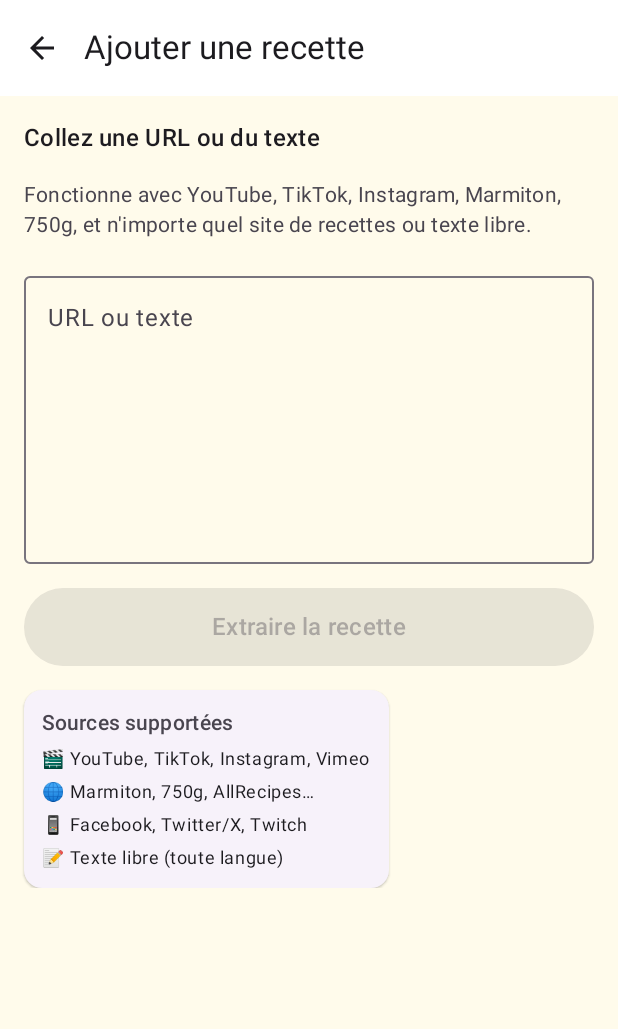
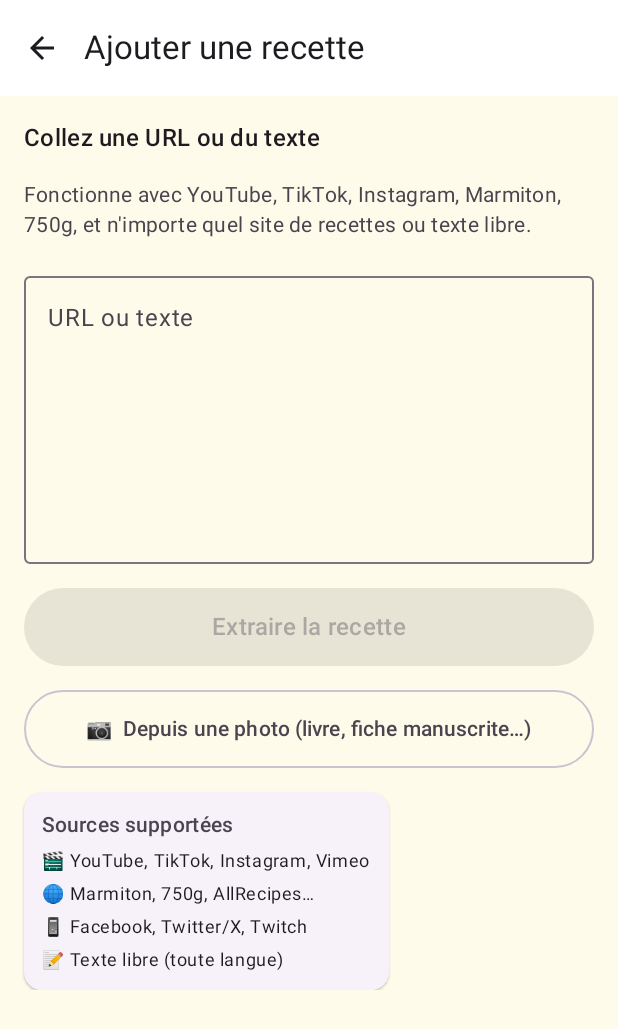
Before and after one commit to lguerard/popote, an Android app built with Jetpack Compose: the composable AddRecipeScreen shown on its own in the app's theme, on a phone screen of 412 x 824 dp. Shown: the top 1029 px of the screen. Run offline under Robolectric (Android 15) with nearby library versions, the phone set to English and light mode, and no system bars.

Commit message:
feat(android): import a recipe from a photo
Same as the website's photo import: pick a picture (cookbook page,
handwritten card…) and the server reads it by OCR.

Co-Authored-By: Claude Opus 5.5 <noreply@anthropic.com>
Claude-Session: https://claude.ai/code/session_01VxDePcGSueAFvAtJjoWvn4

```diff
--- a/android/app/src/main/java/com/popote/data/PopoteApi.kt
+++ b/android/app/src/main/java/com/popote/data/PopoteApi.kt
@@ -29,6 +29,10 @@ interface PopoteApi {
 
     @POST("api/extract")
     suspend fun extract(@Body body: ExtractionRequest): ExtractionResponse
+
+    @Multipart
+    @POST("api/extract/image")
+    suspend fun extractImage(@Part file: okhttp3.MultipartBody.Part): ExtractionResponse
 
     @GET("api/tasks/{id}")
     suspend fun getTask(@Path("id") id: String): Recipe
--- a/android/app/src/main/java/com/popote/ui/screens/AddRecipeScreen.kt
+++ b/android/app/src/main/java/com/popote/ui/screens/AddRecipeScreen.kt
@@ -1,5 +1,7 @@
 package com.popote.ui.screens
 
+import androidx.activity.compose.rememberLauncherForActivityResult
+import androidx.activity.result.contract.ActivityResultContracts
 import androidx.compose.foundation.layout.*
 import androidx.compose.foundation.rememberScrollState
 import androidx.compose.foundation.verticalScroll
@@ -26,6 +28,9 @@ fun AddRecipeScreen(
 ) {
     var input by remember { mutableStateOf("") }
     val state by vm.state.collectAsState()
+    val pickPhoto = rememberLauncherForActivityResult(ActivityResultContracts.GetContent()) { uri ->
+        if (uri != null) vm.submitImage(uri)
+    }
 
     // Partage reçu d'une autre appli : import lancé directement, sans
     // repasser par le bouton. Le serveur retrouve l'URL même au milieu
@@ -96,6 +101,13 @@ fun AddRecipeScreen(
                         Text("Extraire la recette", style = MaterialTheme.typography.titleMedium)
                     }
 
+                    OutlinedButton(
+                        onClick = { pickPhoto.launch("image/*") },
+                        modifier = Modifier.fillMaxWidth().height(52.dp),
+                    ) {
+                        Text("📷  Depuis une photo (livre, fiche manuscrite…)")
+                    }
+
                     // Sources hint
                     ElevatedCard {
                         Column(Modifier.padding(12.dp), verticalArrangement = Arrangement.spacedBy(6.dp)) {
```
Also changed, not shown: android/app/src/main/java/com/popote/data/RecipeRepository.kt (+9 -0 lines), android/app/src/main/java/com/popote/ui/viewmodels/AddRecipeViewModel.kt (+19 -3 lines).
